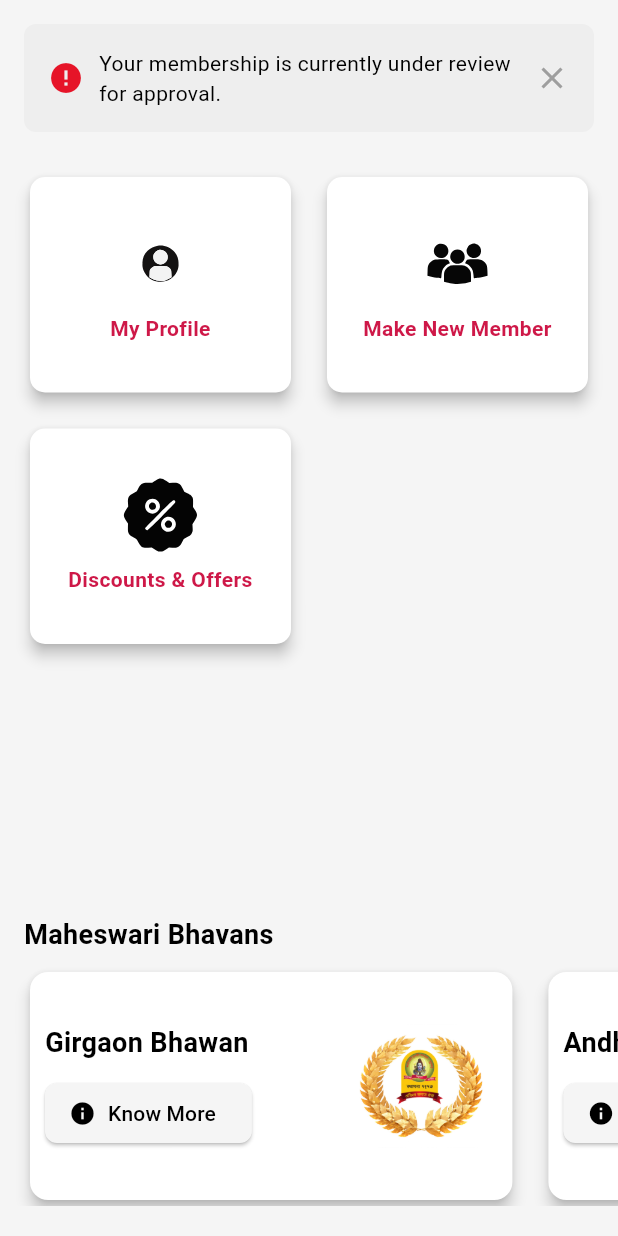
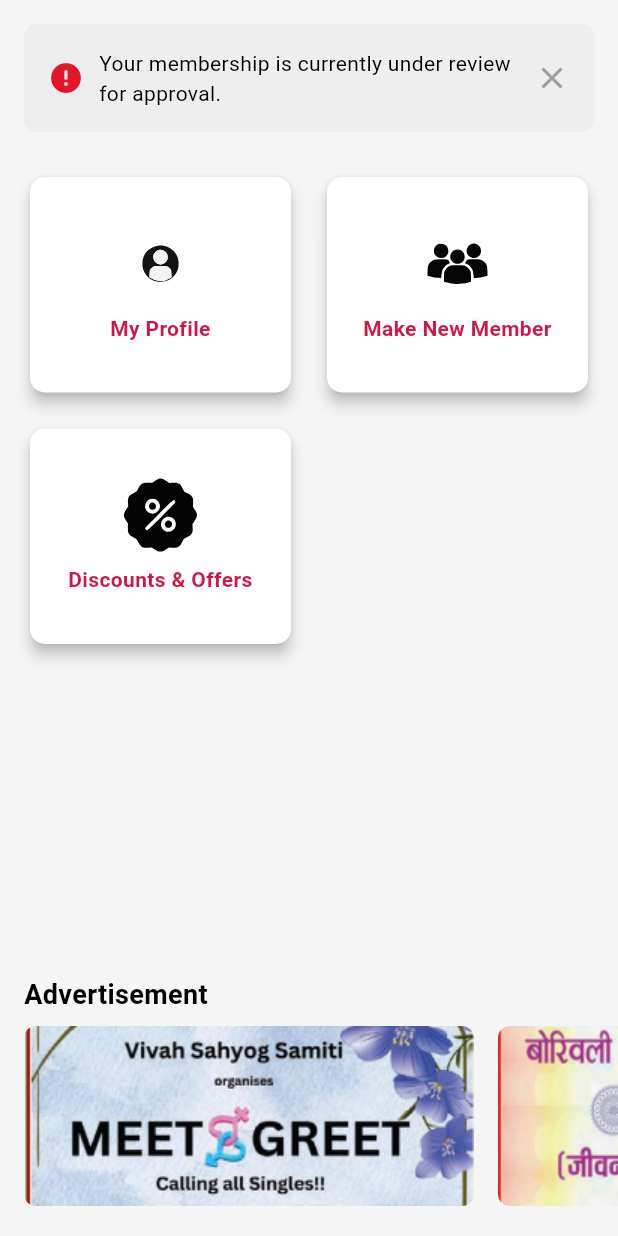
Before and after one commit to KRCodingCaffeine/MPMFlutterApp, a Flutter app: the HomeView screen opened directly, on a phone screen of 412 x 824 dp. Run offline on Flutter 3.47's test engine with Material 3 defaults, Android fonts, the phone set to English and light mode, and no system bars; our stand-ins replace audioplayers, device_preview, dio, easy_stepper, firebase_core, firebase_messaging and 8 more; accounts and stored records are empty; network calls fail; Roboto replaces fonts that are missing (Lexend, Ubuntu-Regular.ttf).

Commit message:
home_view

```diff
--- a/lib/view/home_view.dart
+++ b/lib/view/home_view.dart
@@ -29,24 +29,22 @@
 
   final List<Map<String, dynamic>> bhawanItems = [
     {
-      "title": "Girgaon Bhawan",
-      "imagePath": "assets/images/girgaon_bhawan.png"
+      "imagePath": "assets/images/banner1.jpg"
     },
     {
-      "title": "Andheri Bhawan",
-      "imagePath": "assets/images/girgaon_bhawan.png"
+      "imagePath": "assets/images/banner2.jpg"
     },
     {
-      "title": "Goregaon Bhawan",
-      "imagePath": "assets/images/girgaon_bhawan.png"
+      "imagePath": "assets/images/banner3.jpg"
     },
     {
-      "title": "Borivali Bhawan",
-      "imagePath": "assets/images/girgaon_bhawan.png"
+      "imagePath": "assets/images/banner4.jpg"
     },
     {
-      "title": "Ghatkopar Bhawan",
-      "imagePath": "assets/images/girgaon_bhawan.png"
+      "imagePath": "assets/images/banner5.jpg"
+    },
+    {
+      "imagePath": "assets/images/banner6.jpg"
     },
   ];
 
@@ -183,7 +181,7 @@
           Padding(
             padding: const EdgeInsets.symmetric(horizontal: 16.0, vertical: 8),
             child: Text(
-              "Maheswari Bhavans",
+              "Advertisement",
               style: TextStyleClass.black12style.copyWith(
                 fontSize: 18,
                 fontWeight: FontWeight.bold,
@@ -193,7 +191,7 @@
 
           // Horizontal ListView
           SizedBox(
-            height: 160,
+            height: 120,
             child: ListView.builder(
               controller: _scrollController,
               scrollDirection: Axis.horizontal,
@@ -201,7 +199,7 @@
               itemCount: bhawanItems.length,
               itemBuilder: (context, index) {
                 final item = bhawanItems[index];
-                return _buildBhawanCard(item["title"], item["imagePath"]);
+                return _buildAdCard(item["title"], item["imagePath"]);
               },
             ),
           ),
@@ -212,64 +210,41 @@
   }
 
   // Bhawan Card
-  Widget _buildBhawanCard(String title, String imagePath) {
+  Widget _buildAdCard(String? title, String imagePath) {
     return Container(
-      width: screenWidth,
+      width: 300,
+      height: 150,
       margin: const EdgeInsets.only(right: 16.0),
-      child: Card(
-        color: Colors.white,
-        elevation: 4.0,
-        shape: RoundedRectangleBorder(
-          borderRadius: BorderRadius.circular(12.0),
-        ),
-        child: Padding(
-          padding: const EdgeInsets.all(10.0),
-          child: Row(
+      child: Stack(
         children: [
-              // Left: Text
-              Expanded(
-                child: Column(
-                  crossAxisAlignment: CrossAxisAlignment.start,
-                  mainAxisAlignment: MainAxisAlignment.center,
-                  children: [
-                    Text(
-                      title,
-                      style: TextStyleClass.black12style.copyWith(
-                        fontSize: 18,
-                        fontWeight: FontWeight.bold,
+          // Background Image
+          ClipRRect(
+            borderRadius: BorderRadius.circular(8.0),
+            child: Image.asset(
+              imagePath,
+              width: 300,
+              height: 150,
+              fit: BoxFit.fill,
             ),
           ),
-                    const SizedBox(height: 10),
-                    ElevatedButton.icon(
-                      onPressed: () {},
-                      icon: const Icon(Icons.info, color: Colors.black),
-                      label: const Text("Know More",
-                          style: TextStyle(color: Colors.black)),
-                      style: ElevatedButton.styleFrom(
-                        backgroundColor: Colors.grey[100],
-                        shape: RoundedRectangleBorder(
+          // Gradient Overlay
+          Container(
+            width: 300,
+            height: 150,
+            decoration: BoxDecoration(
               borderRadius: BorderRadius.circular(8.0),
-                        ),
+              // gradient: LinearGradient(
+              //   begin: Alignment.bottomCenter,
+              //   end: Alignment.topCenter,
+              //   colors: [
+              //     Colors.black.withOpacity(0.6),
+              //     Colors.transparent,
+              //   ],
+              // ),
             ),
           ),
         ],
       ),
-              ),
-
-              // Right: Image
-              ClipRRect(
-                borderRadius: BorderRadius.circular(8.0),
-                child: Image.asset(
-                  imagePath,
-                  width: 100,
-                  height: 100,
-                  fit: BoxFit.cover,
-                ),
-              ),
-            ],
-          ),
-        ),
-      ),
     );
   }
 }
```
Also changed, not shown: lib/view/login_view.dart (+84 -60 lines). Lines whose indentation alone changed are shown as unchanged.
